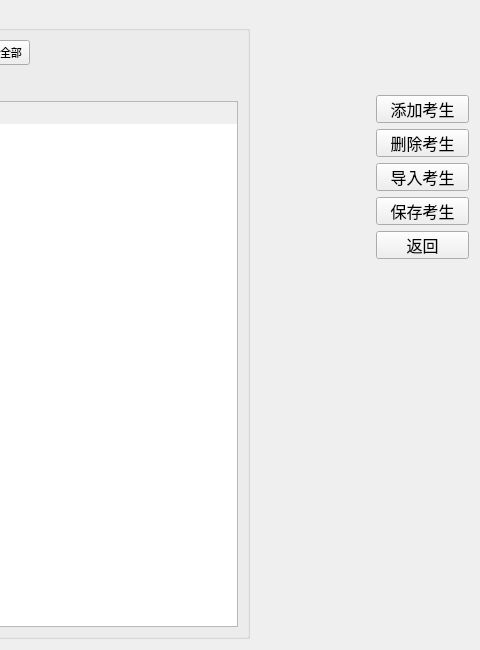
The window that server/papersetting.ui (AlanForeverAi/Exams) describes before a commit, drawn with Qt 5; both pictures show x 760 to 1240 and y 0 to 650 of the 1240 by 650 pixel window.
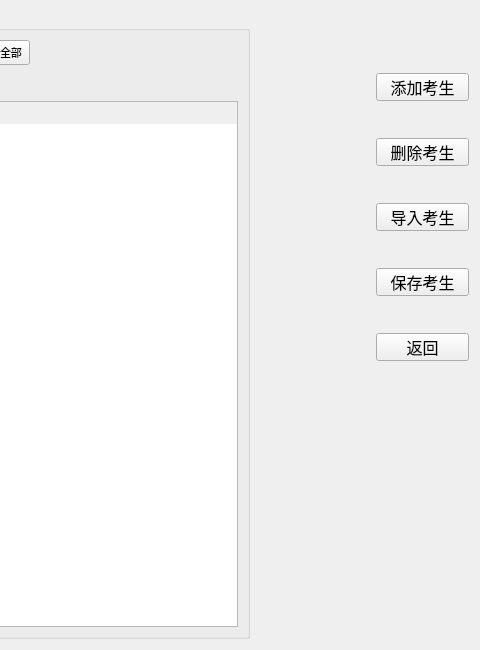
The same window after the commit.

Patch:
```diff
--- a/server/papersetting.ui
+++ b/server/papersetting.ui
@@ -509,6 +509,19 @@
          </property>
         </widget>
        </item>
+       <item>
+        <spacer name="verticalSpacer_12">
+         <property name="orientation">
+          <enum>Qt::Vertical</enum>
+         </property>
+         <property name="sizeHint" stdset="0">
+          <size>
+           <width>20</width>
+           <height>40</height>
+          </size>
+         </property>
+        </spacer>
+       </item>
        <item>
         <widget class="QPushButton" name="pushButton_deletestudent">
          <property name="sizePolicy">
@@ -540,6 +553,19 @@
          </property>
         </widget>
        </item>
+       <item>
+        <spacer name="verticalSpacer_13">
+         <property name="orientation">
+          <enum>Qt::Vertical</enum>
+         </property>
+         <property name="sizeHint" stdset="0">
+          <size>
+           <width>20</width>
+           <height>40</height>
+          </size>
+         </property>
+        </spacer>
+       </item>
        <item>
         <widget class="QPushButton" name="pushButton_import">
          <property name="sizePolicy">
@@ -571,6 +597,19 @@
          </property>
         </widget>
        </item>
+       <item>
+        <spacer name="verticalSpacer_14">
+         <property name="orientation">
+          <enum>Qt::Vertical</enum>
+         </property>
+         <property name="sizeHint" stdset="0">
+          <size>
+           <width>20</width>
+           <height>40</height>
+          </size>
+         </property>
+        </spacer>
+       </item>
        <item>
         <widget class="QPushButton" name="pushButton_save">
          <property name="sizePolicy">
@@ -602,6 +641,19 @@
          </property>
         </widget>
        </item>
+       <item>
+        <spacer name="verticalSpacer_15">
+         <property name="orientation">
+          <enum>Qt::Vertical</enum>
+         </property>
+         <property name="sizeHint" stdset="0">
+          <size>
+           <width>20</width>
+           <height>40</height>
+          </size>
+         </property>
+        </spacer>
+       </item>
        <item>
         <widget class="QPushButton" name="pushButton_back">
          <property name="sizePolicy">
```
